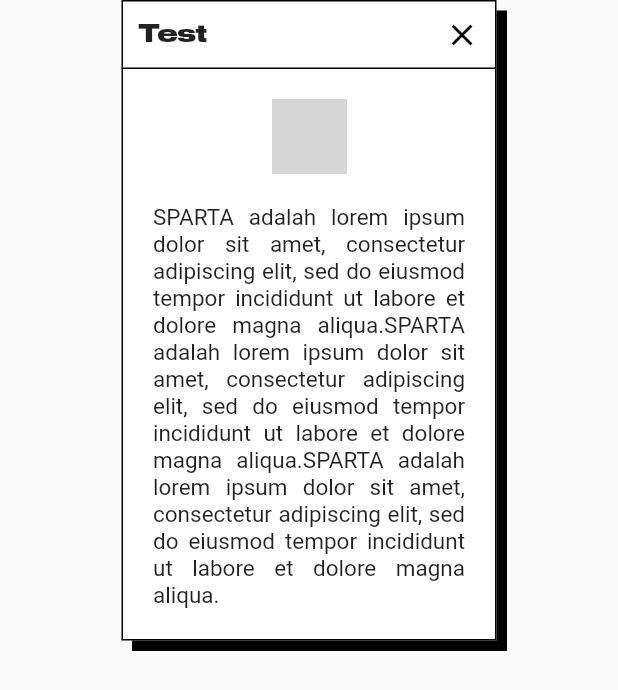
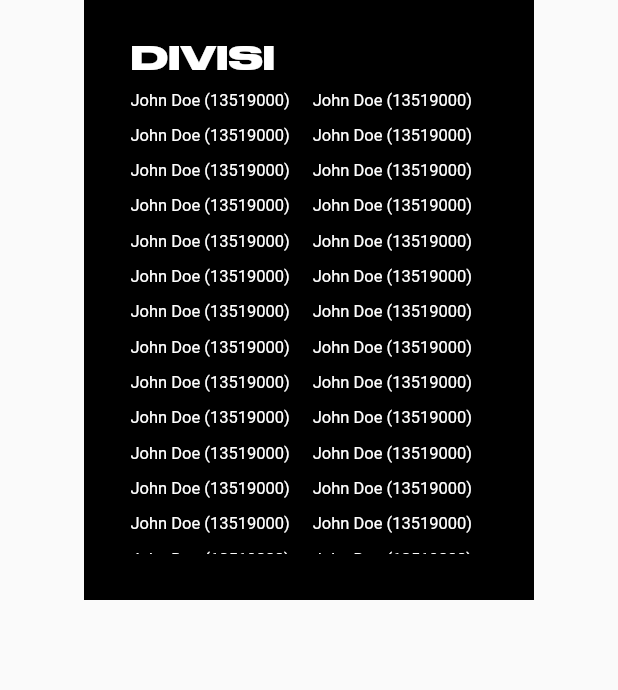
Before and after one commit to PLBU/SPARTA-Web-Dev-Frontend, a Flutter app: the screen it shows after launch, on a phone screen of 412 x 824 dp. Shown: the top 690 px of the screen. Run offline on Flutter 3.47's test engine with Material 2 defaults, Android fonts, the phone set to English and light mode, and no system bars; grey boxes are pictures that could not be loaded.

Commit message:
Fix MyTextList

```diff
--- a/lib/pages/home/home.dart
+++ b/lib/pages/home/home.dart
@@ -2,6 +2,7 @@ import 'package:flutter/material.dart';
 import 'package:sparta/widgets/my_title.dart';
 import 'package:sparta/widgets/my_running_logo.dart';
 import 'package:sparta/widgets/my_card.dart';
+import 'package:sparta/widgets/my_text_list.dart';
 
 class HomePage extends StatelessWidget {
   const HomePage({Key key}) : super(key: key);
@@ -14,18 +15,12 @@ class HomePage extends StatelessWidget {
         child: Column(
           crossAxisAlignment: CrossAxisAlignment.center,
           children: [
-            MyCard(
-              title: "Test",
-              image: Image.asset('images/PatternSparta.png',width: 50,height: 50,),
-              content: "SPARTA adalah lorem ipsum dolor sit amet, consectetur adipiscing elit, sed do eiusmod tempor incididunt ut labore et dolore magna aliqua.SPARTA adalah lorem ipsum dolor sit amet, consectetur adipiscing elit, sed do eiusmod tempor incididunt ut labore et dolore magna aliqua.SPARTA adalah lorem ipsum dolor sit amet, consectetur adipiscing elit, sed do eiusmod tempor incididunt ut labore et dolore magna aliqua.",
-              type: CardType.Right,
-            ),
-            // MyTitle(text: "IKUZO", logo: "!!"),
-            // SizedBox(height: 100),
-            // SizedBox(height: 100),
-            // MyTitle(text: "SPARTA", logo: "?"),
-            // SizedBox(height: 100),
-            // MyTitle(text: "Profile"),
+            MyTextList(
+              title: "DIVISI",
+              list: [
+                for (int i=0;i<50;i++) "John Doe (13519000)",
+                ],
+            )
           ],
         ),
       ),
--- a/lib/widgets/my_text_list.dart
+++ b/lib/widgets/my_text_list.dart
@@ -13,21 +13,30 @@ class MyTextList extends StatelessWidget {
 
   @override
   Widget build(BuildContext context) {
-    ///// Get device build
     DeviceType deviceType = UIUtils.getDeviceType(context);
-
     ////// Style
     //// Widget Size
-    double textListHeight = 400;
-    double textListWidth = 400;
-    double padding = 10;
+    double textListHeight =
+      (deviceType == DeviceType.mobile)
+        ? 400
+        : (deviceType == DeviceType.tablet)
+            ? 600
+            : 760;
+    double textListWidth = textListHeight*0.75;
+    double padding = textListWidth*0.1;
 
     //// Font Styling
     //- Default style
     Color fontColor = Colors.white;
 
     //- Title
-    double titleFontSize = 24;
+    double titleBoxHeight = (textListHeight-(1.5*padding))/8;
+    double titleFontSize =
+      (deviceType == DeviceType.mobile)
+        ? 22
+        : (deviceType == DeviceType.tablet)
+            ? 28
+            : 32;
     TextAlign titleFontAlign = TextAlign.left;
     TextStyle titleFontStyle = TextStyle(
       fontFamily: 'DrukWideBold',
@@ -36,7 +45,8 @@ class MyTextList extends StatelessWidget {
       );
 
     //- Text
-    double fontSize = 15;
+    double listBoxHeight = (textListHeight-(1.5*padding))-titleBoxHeight-2;
+    double fontSize = titleFontSize/2;
     TextAlign fontAlign = TextAlign.center;
     TextStyle fontStyle = TextStyle(
       fontFamily: 'Roboto',
@@ -51,7 +61,7 @@ class MyTextList extends StatelessWidget {
               border: Border.all(color: Colors.black),
               color: Colors.black,
               ),
-      padding: EdgeInsets.fromLTRB(padding, 0, padding, 0),
+      padding: EdgeInsets.fromLTRB(padding, 0.5*padding, padding, padding),
       // Size
       height: textListHeight,
       width: textListWidth,
@@ -62,25 +72,28 @@ class MyTextList extends StatelessWidget {
         children: [
           // Title
           Container(
-            padding: EdgeInsets.all(padding),
+            alignment: Alignment.centerLeft,
+            height: titleBoxHeight,
+            width: textListWidth-2*padding,
             child: Text(
               title,
               textAlign: titleFontAlign,
               style: titleFontStyle,
-            ),
+              ),
           ),
 
           // List
           Container(
+            height: listBoxHeight,
+            width: textListWidth-2*padding,
             child: Expanded(
-              child: GridView(
+              child: GridView.count(
                 // Style
-                gridDelegate: SliverGridDelegateWithFixedCrossAxisCount(
-                  crossAxisCount: 2,
-                  childAspectRatio: fontSize*0.55,
-                  ),
+                crossAxisCount: 2,
+                crossAxisSpacing: 5,
+                childAspectRatio: fontSize*0.45,
 
-                // Scrollbar
+                // Scroll Control
                 shrinkWrap: true,
                 controller: ScrollController(keepScrollOffset: true),
                 physics: ScrollPhysics(),
@@ -90,7 +103,7 @@ class MyTextList extends StatelessWidget {
                   for(var string in list)
                     Text(
                       string,
-                      textAlign: fontAlign,
+                      textAlign: TextAlign.left,
                       style: fontStyle,
                       )
                   ],
```
